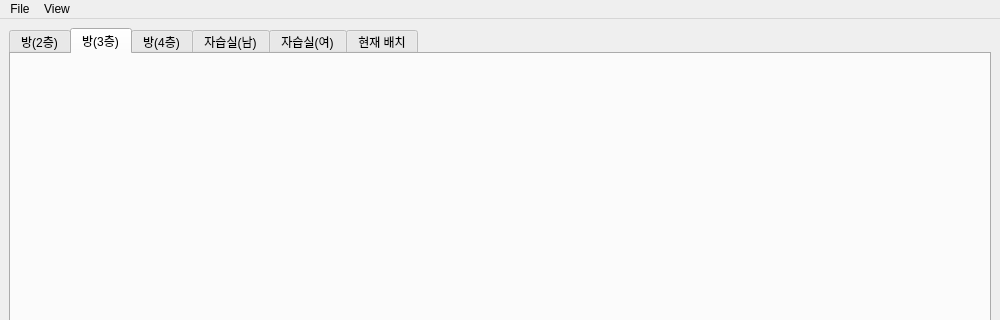
Old version of the form untitled.ui in the repository mossystone-kr/dormitory; both pictures show x 0 to 1000 and y 0 to 320 of the 1000 by 700 pixel window.
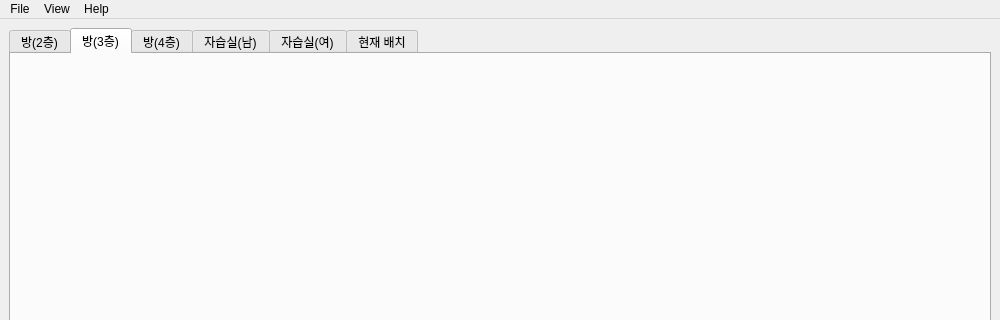
New version of the form. The open tabs and pages were chosen to show the change. Icons and pictures are not drawn.

What changed in the file:
```diff
--- a/untitled.ui
+++ b/untitled.ui
@@ -401,11 +401,17 @@
     <property name="title">
      <string>View</string>
     </property>
-    <addaction name="actiond"/>
-    <addaction name="actiondd"/>
+    <addaction name="actionVisual"/>
+   </widget>
+   <widget class="QMenu" name="menuHelp">
+    <property name="title">
+     <string>Help</string>
+    </property>
+    <addaction name="actionHelp"/>
    </widget>
    <addaction name="menuFile"/>
    <addaction name="menuView"/>
+   <addaction name="menuHelp"/>
   </widget>
   <widget class="QStatusBar" name="statusbar"/>
   <action name="actionExit">
```
Left out of the diff: 66 changed lines with no effect on the pictures.
